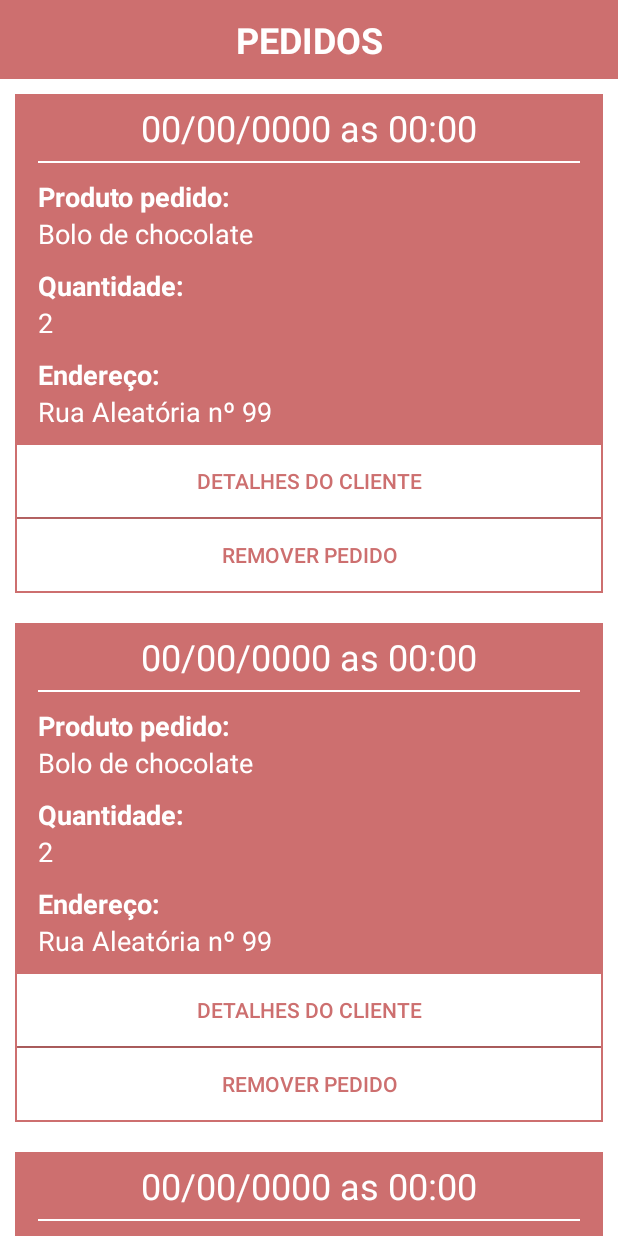
After one commit to caioreigot/girafa-doces, an Android app: the layout dialog_orders.xml on its own in the app's theme, with its tools: preview values and no code run, on a phone screen of 412 x 824 dp. The commit adds this screen. Run offline under Robolectric (Android 15) with nearby library versions, the phone set to English and light mode, and no system bars.

Commit message:
Criado layout item_order

```diff
--- a/app/build.gradle
+++ b/app/build.gradle
@@ -51,6 +51,7 @@ dependencies {
     implementation 'com.google.firebase:firebase-storage-ktx:20.0.0'
 
     implementation 'com.google.code.gson:gson:2.8.7'
+    implementation "org.jetbrains.kotlin:kotlin-stdlib:$kotlin_version"
 
     testImplementation 'junit:junit:4.+'
     androidTestImplementation 'androidx.test.ext:junit:1.1.2'
--- a/app/src/main/AndroidManifest.xml
+++ b/app/src/main/AndroidManifest.xml
@@ -13,14 +13,13 @@
         android:roundIcon="@mipmap/ic_launcher_round"
         android:supportsRtl="true"
         android:theme="@style/Theme.GirafaDoces">
+        <activity android:name=".ui.main.admin.orders.OrdersActivity"></activity>
         <activity
             android:name=".ui.main.BottomNavActivity"
             android:screenOrientation="portrait" />
-
         <activity
             android:name=".ui.signup.SignUpActivity"
             android:screenOrientation="portrait" />
-
         <activity
             android:name=".ui.login.LoginActivity"
             android:screenOrientation="portrait">
--- a/app/src/main/java/com/github/caioreigot/girafadoces/ui/main/admin/AdminPanelFragment.kt
+++ b/app/src/main/java/com/github/caioreigot/girafadoces/ui/main/admin/AdminPanelFragment.kt
@@ -8,21 +8,30 @@ import androidx.cardview.widget.CardView
 import androidx.fragment.app.Fragment
 import com.github.caioreigot.girafadoces.R
 import com.github.caioreigot.girafadoces.ui.main.admin.administrators.AdministratorsDialog
+import com.github.caioreigot.girafadoces.ui.main.admin.orders.OrdersDialog
 import dagger.hilt.android.AndroidEntryPoint
 
 @AndroidEntryPoint
 class AdminPanelFragment : Fragment(R.layout.fragment_admin_panel) {
 
+    private lateinit var orders: CardView
     private lateinit var administratorsBtnCV: CardView
 
     override fun onViewCreated(view: View, savedInstanceState: Bundle?) {
         super.onViewCreated(view, savedInstanceState)
 
-        administratorsBtnCV = view.findViewById(R.id.admin_administrators_btn_cv)
+        with (view) {
+            orders = findViewById(R.id.admin_monitor_orders_btn_cv)
+            administratorsBtnCV = findViewById(R.id.admin_administrators_btn_cv)
+        }
+
+        orders.setOnClickListener {
+            val ordersDialog = OrdersDialog()
+            ordersDialog.show(childFragmentManager, ordersDialog.tag)
+        }
 
         administratorsBtnCV.setOnClickListener {
             val administratorsDialog = AdministratorsDialog()
-
             administratorsDialog.show(childFragmentManager, administratorsDialog.tag)
         }
     }
--- a/app/src/main/java/com/github/caioreigot/girafadoces/ui/main/admin/administrators/AdministratorsDialog.kt
+++ b/app/src/main/java/com/github/caioreigot/girafadoces/ui/main/admin/administrators/AdministratorsDialog.kt
@@ -113,5 +113,4 @@ class AdministratorsDialog : DialogFragment(R.layout.dialog_administrators) {
 
     private fun removeAdmin(adminEmail: String, position: Int) =
         administratorsViewModel.removeAdmin(adminEmail, position)
-
 }
--- /dev/null
+++ b/app/src/main/java/com/github/caioreigot/girafadoces/ui/main/admin/orders/OrdersDialog.kt
@@ -0,0 +1,19 @@
+package com.github.caioreigot.girafadoces.ui.main.admin.orders
+
+import android.os.Bundle
+import android.view.View
+import android.view.WindowManager
+import androidx.fragment.app.DialogFragment
+import com.github.caioreigot.girafadoces.R
+
+class OrdersDialog : DialogFragment(R.layout.dialog_orders) {
+
+    override fun onViewCreated(view: View, savedInstanceState: Bundle?) {
+        super.onViewCreated(view, savedInstanceState)
+
+        dialog?.window?.setLayout(
+            WindowManager.LayoutParams.MATCH_PARENT,
+            WindowManager.LayoutParams.MATCH_PARENT
+        )
+    }
+}
--- /dev/null
+++ b/app/src/main/res/layout/dialog_orders.xml
@@ -0,0 +1,28 @@
+<?xml version="1.0" encoding="utf-8"?>
+<LinearLayout xmlns:android="http://schemas.android.com/apk/res/android"
+    xmlns:app="http://schemas.android.com/apk/res-auto"
+    xmlns:tools="http://schemas.android.com/tools"
+    android:background="@color/white"
+    android:layout_width="match_parent"
+    android:layout_height="match_parent"
+    android:orientation="vertical"
+    tools:context=".ui.main.admin.orders.OrdersDialog">
+
+    <TextView
+        android:layout_width="match_parent"
+        android:layout_height="wrap_content"
+        android:background="@color/primaryPink"
+        android:gravity="center"
+        android:padding="10dp"
+        android:text="@string/orders"
+        android:textColor="@color/white"
+        android:textSize="24sp"
+        android:textStyle="bold" />
+
+    <androidx.recyclerview.widget.RecyclerView
+        android:layout_width="match_parent"
+        android:layout_height="match_parent"
+        app:layoutManager="androidx.recyclerview.widget.LinearLayoutManager"
+        tools:listitem="@layout/item_order" />
+
+</LinearLayout>
--- a/app/src/main/res/layout/fragment_admin_panel.xml
+++ b/app/src/main/res/layout/fragment_admin_panel.xml
@@ -26,7 +26,7 @@
             <ImageView
                 android:layout_width="180dp"
                 android:layout_height="180dp"
-                android:src="@drawable/ic_baseline_menu_24"
+                app:srcCompat="@drawable/ic_baseline_menu_24"
                 app:tint="@color/primaryPink" />
 
             <TextView
@@ -75,7 +75,7 @@
             <ImageView
                 android:layout_width="180dp"
                 android:layout_height="180dp"
-                android:src="@drawable/ic_baseline_admin_panel_settings_24"
+                app:srcCompat="@drawable/ic_baseline_admin_panel_settings_24"
                 app:tint="@color/primaryPink" />
 
             <TextView
--- a/app/src/main/res/layout/item_administrators.xml
+++ b/app/src/main/res/layout/item_administrators.xml
@@ -61,7 +61,7 @@
                     android:layout_gravity="center"
                     android:ellipsize="end"
                     android:maxLines="1"
-                    android:text="@string/informations"
+                    android:text="@string/information"
                     android:textColor="@color/white"
                     android:textSize="15sp"
                     app:autoSizeMaxTextSize="15sp"
--- /dev/null
+++ b/app/src/main/res/layout/item_order.xml
@@ -0,0 +1,128 @@
+<?xml version="1.0" encoding="utf-8"?>
+<LinearLayout xmlns:android="http://schemas.android.com/apk/res/android"
+    xmlns:app="http://schemas.android.com/apk/res-auto"
+    xmlns:tools="http://schemas.android.com/tools"
+    android:layout_width="match_parent"
+    android:layout_height="wrap_content"
+    android:orientation="vertical"
+    android:padding="10dp">
+
+    <LinearLayout
+        android:layout_width="match_parent"
+        android:layout_height="wrap_content"
+        android:background="@color/primaryPink"
+        android:orientation="vertical">
+
+        <TextView
+            android:layout_width="match_parent"
+            android:layout_height="wrap_content"
+            android:background="@color/primaryPink"
+            android:gravity="center"
+            android:maxLines="1"
+            android:padding="6dp"
+            android:textColor="@color/white"
+            android:textSize="24sp"
+            app:autoSizeMaxTextSize="24sp"
+            app:autoSizeMinTextSize="1sp"
+            app:autoSizeTextType="uniform"
+            tools:text="00/00/0000 as 00:00" />
+
+        <LinearLayout
+            android:layout_width="match_parent"
+            android:layout_height="wrap_content"
+            android:orientation="vertical"
+            android:paddingStart="15dp"
+            android:paddingEnd="15dp"
+            android:paddingBottom="10dp">
+
+            <View
+                android:layout_width="match_parent"
+                android:layout_height="1dp"
+                android:background="@color/white"
+                android:paddingStart="10dp"
+                android:paddingEnd="10dp" />
+
+            <TextView
+                android:layout_width="match_parent"
+                android:layout_height="wrap_content"
+                android:layout_marginTop="10dp"
+                android:textColor="@color/white"
+                android:textSize="18sp"
+                android:textStyle="bold"
+                tools:text="Produto pedido: " />
+
+            <TextView
+                android:layout_width="match_parent"
+                android:layout_height="wrap_content"
+                android:textColor="@color/white"
+                android:textSize="18sp"
+                tools:text="Bolo de chocolate" />
+
+            <TextView
+                android:layout_width="match_parent"
+                android:layout_height="wrap_content"
+                android:layout_marginTop="10dp"
+                android:textColor="@color/white"
+                android:textSize="18sp"
+                android:textStyle="bold"
+                tools:text="Quantidade: " />
+
+            <TextView
+                android:layout_width="match_parent"
+                android:layout_height="wrap_content"
+                android:textColor="@color/white"
+                android:textSize="18sp"
+                tools:text="2" />
+
+            <TextView
+                android:layout_width="match_parent"
+                android:layout_height="wrap_content"
+                android:layout_marginTop="10dp"
+                android:textColor="@color/white"
+                android:textSize="18sp"
+                android:textStyle="bold"
+                tools:text="Endereço: " />
+
+            <TextView
+                android:layout_width="match_parent"
+                android:layout_height="wrap_content"
+                android:textColor="@color/white"
+                android:textSize="18sp"
+                tools:text="Rua Aleatória nº 99" />
+
+        </LinearLayout>
+
+        <LinearLayout
+            android:layout_width="match_parent"
+            android:layout_height="wrap_content"
+            android:orientation="vertical"
+            android:paddingStart="1dp"
+            android:paddingEnd="1dp"
+            android:paddingBottom="1dp">
+
+            <androidx.appcompat.widget.AppCompatButton
+                android:layout_width="match_parent"
+                android:layout_height="wrap_content"
+                android:background="@color/white"
+                android:text="DETALHES DO CLIENTE"
+                android:textColor="@color/primaryPink" />
+
+            <View
+                android:layout_width="match_parent"
+                android:layout_height="1dp"
+                android:background="@color/primaryPink"
+                android:paddingStart="10dp"
+                android:paddingEnd="10dp" />
+
+            <androidx.appcompat.widget.AppCompatButton
+                android:layout_width="match_parent"
+                android:layout_height="wrap_content"
+                android:background="@color/white"
+                android:text="REMOVER PEDIDO"
+                android:textColor="@color/primaryPink" />
+
+        </LinearLayout>
+
+    </LinearLayout>
+
+</LinearLayout>
--- a/app/src/main/res/values/strings.xml
+++ b/app/src/main/res/values/strings.xml
@@ -8,7 +8,7 @@
     <string name="save">SALVAR</string>
     <string name="add_button">ADICIONAR</string>
     <string name="remove">REMOVER</string>
-    <string name="informations">INFORMAÇÕES</string>
+    <string name="information">INFORMAÇÕES</string>
     <string name="dialog_ok_button">Ok</string>
     <string name="dialog_cancel_button">Cancelar</string>
     <string name="dialog_yes_button">Sim</string>
@@ -35,6 +35,9 @@
     <string name="login">ENTRAR</string>
     <string name="register">CADASTRE-SE</string>
     <string name="sign_up">CADASTRAR</string>
+
+    <!-- Orders Activity -->
+    <string name="orders">PEDIDOS</string>
 
     <!-- Login Activity Result Messages -->
     <string name="login_error">Erro ao logar</string>
```
